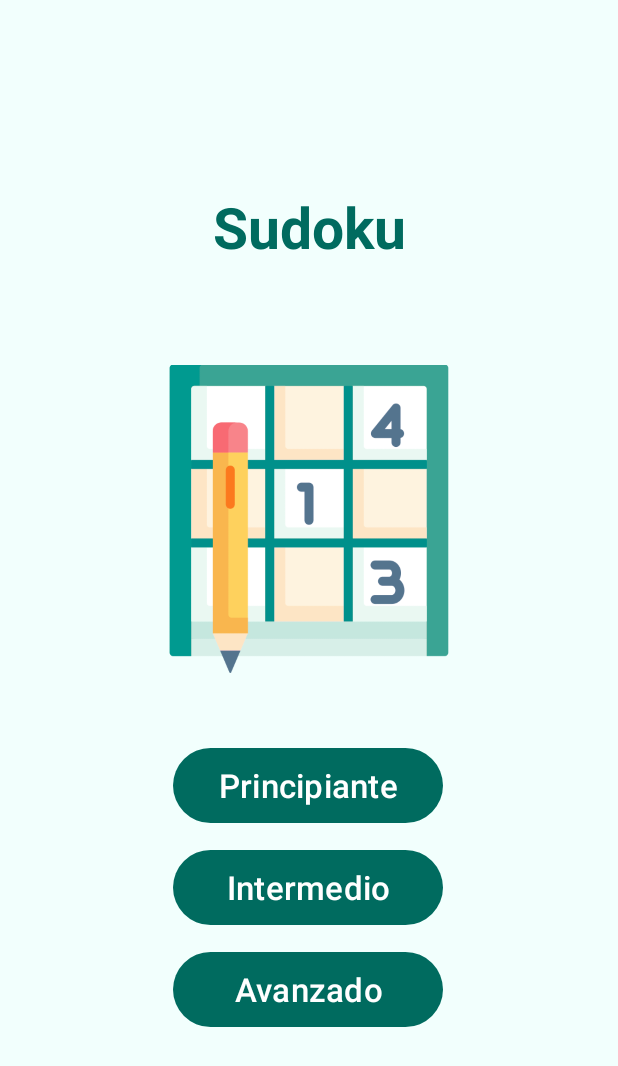
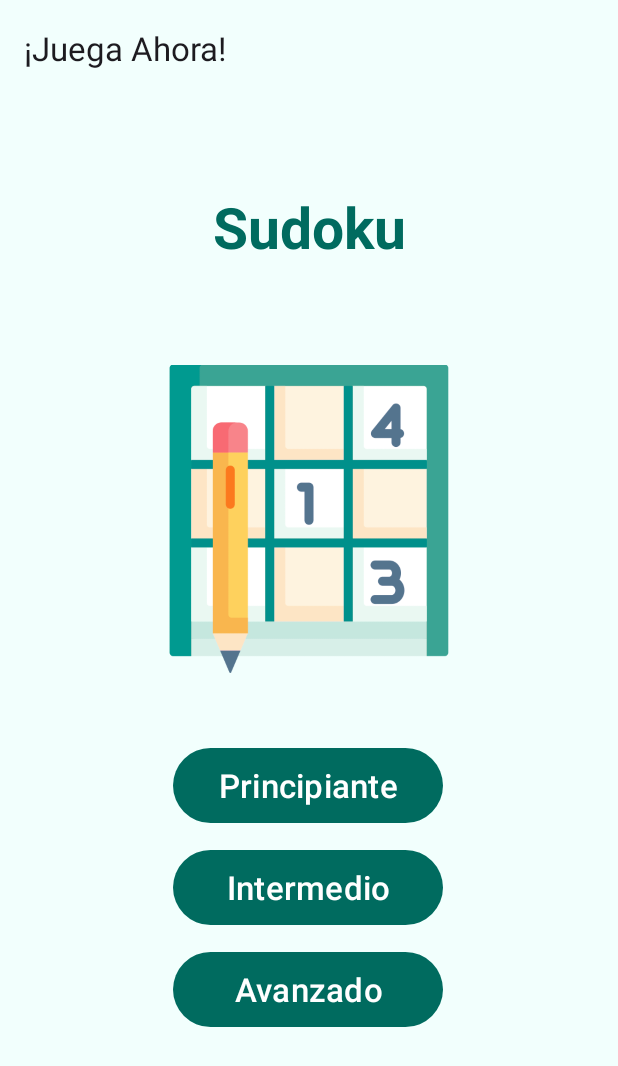
Before and after one commit to PauSanchezzz/Sudoku, an Android app: the screen it shows after launch (MainActivity), on a phone screen of 412 x 824 dp. Shown: the top 1066 px of the screen. Run offline under Robolectric (Android 15) with nearby library versions, the phone set to English and light mode, and no system bars.

Commit message:
feat: add toolbar

```diff
--- a/app/src/main/res/layout/activity_main.xml
+++ b/app/src/main/res/layout/activity_main.xml
@@ -6,7 +6,14 @@
     android:layout_width="match_parent"
     android:layout_height="match_parent"
     tools:context=".MainActivity">
-
+    <androidx.appcompat.widget.Toolbar
+        android:id="@+id/mainToolBar"
+        app:title="¡Juega Ahora!"
+        android:layout_width="match_parent"
+        android:layout_height="wrap_content"
+        android:minHeight="?attr/actionBarSize"
+        android:theme="?attr/actionBarTheme"
+        tools:ignore="MissingConstraints" />
 
     <ImageView
         android:id="@+id/imageView"
```
